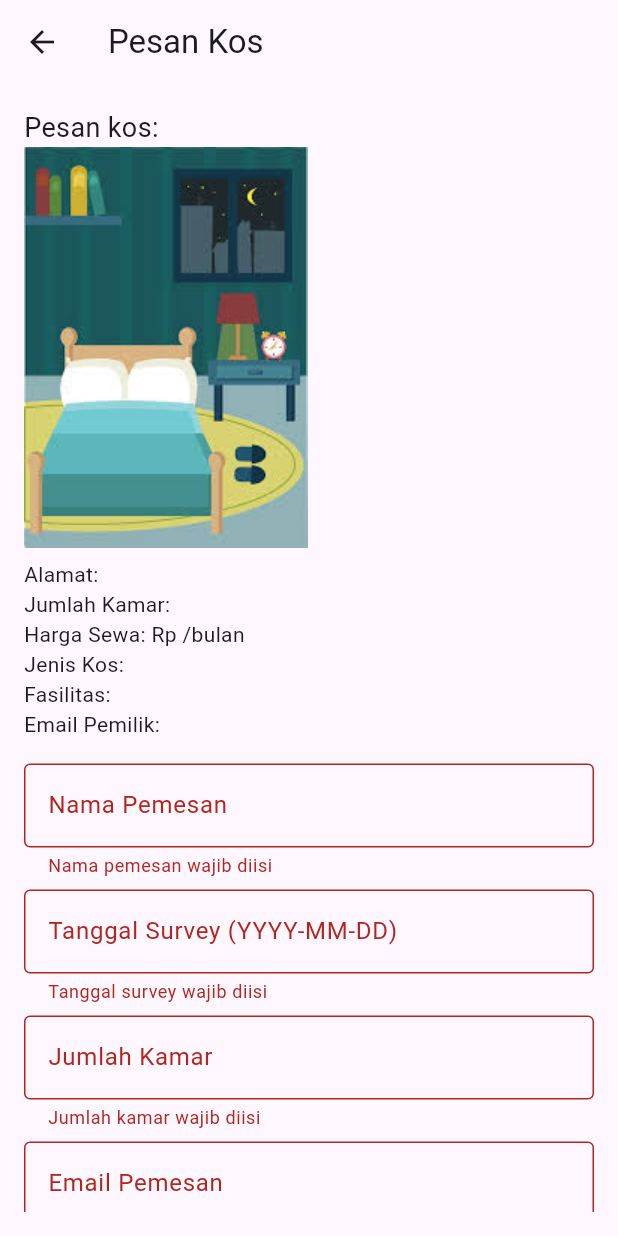
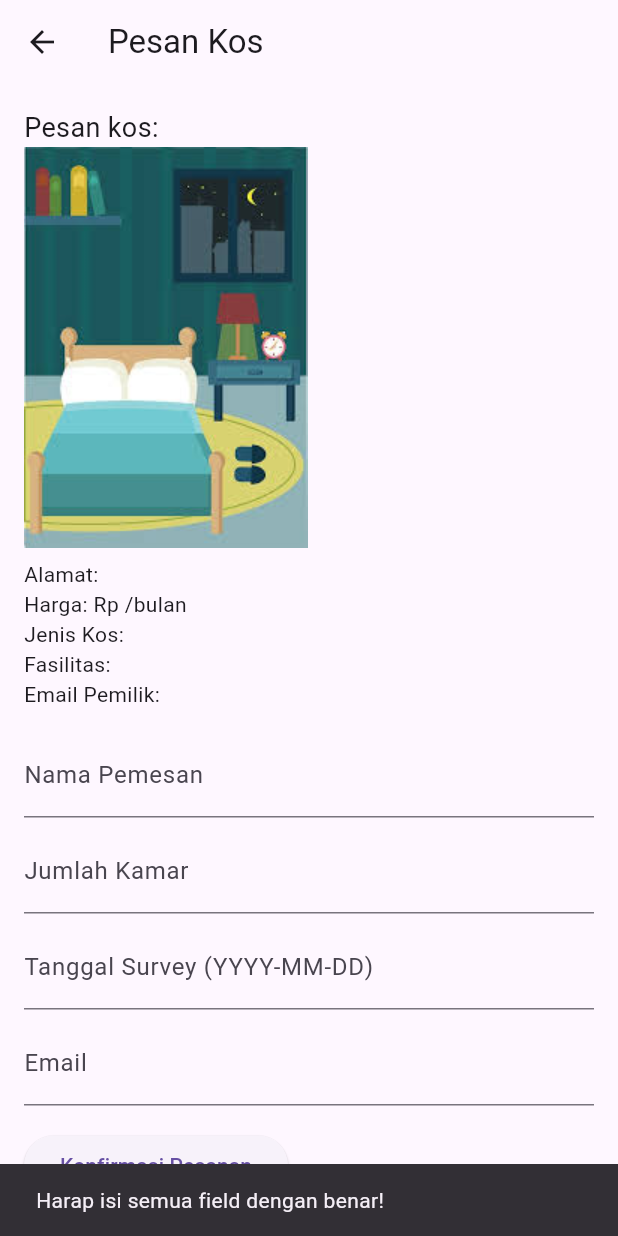
Before and after one commit to RafiRhnnn/kosanbaru, a Flutter app: the PesanScreen screen opened directly with empty values, after a tap on "Konfirmasi Pesanan", on a phone screen of 412 x 824 dp. Run offline on Flutter 3.47's test engine with Material 3 defaults, Android fonts, the phone set to English and light mode, and no system bars; our stand-ins replace bottom_navy_bar, supabase_flutter; accounts and stored records are empty.

Commit message:
pesanscreen update

```diff
--- a/lib/screens/pencarikos/pesan_screen.dart
+++ b/lib/screens/pencarikos/pesan_screen.dart
@@ -4,65 +4,67 @@ import 'package:supabase_flutter/supabase_flutter.dart';
 class PesanScreen extends StatefulWidget {
   final Map<String, dynamic> kosData;
 
-  const PesanScreen({super.key, required this.kosData});
+  const PesanScreen({
+    super.key,
+    required this.kosData,
+  });
 
   @override
   State<PesanScreen> createState() => _PesanScreenState();
 }
 
 class _PesanScreenState extends State<PesanScreen> {
-  final _formKey = GlobalKey<FormState>();
   final _namaPemesanController = TextEditingController();
+  final _jumlahKamarController = TextEditingController();
   final _tanggalSurveyController = TextEditingController();
-  final _jumlahKamarController = TextEditingController();
-  final _emailPemesanController = TextEditingController();
+  final _emailController = TextEditingController();
 
-  Future<void> _konfirmasiPesanan() async {
-    if (_formKey.currentState!.validate()) {
-      final supabase = Supabase.instance.client;
+  Future<void> _pesanKosan() async {
+    final namaPemesan = _namaPemesanController.text;
+    final jumlahKamar = int.tryParse(_jumlahKamarController.text);
+    final tanggalSurvey = _tanggalSurveyController.text;
+    final email = _emailController.text;
+
+    if (namaPemesan.isEmpty ||
+        jumlahKamar == null ||
+        tanggalSurvey.isEmpty ||
+        email.isEmpty) {
+      ScaffoldMessenger.of(context).showSnackBar(
+        const SnackBar(content: Text('Harap isi semua field dengan benar!')),
+      );
+      return;
+    }
 
     try {
-        // Kirim data ke Supabase
-        final response = await supabase.from('pesanan_kos').insert({
-          'nama_pemesan': _namaPemesanController.text,
-          'tanggal_survey': _tanggalSurveyController.text,
-          'jumlah_kamar': int.tryParse(_jumlahKamarController.text) ?? 1,
-          'email_pemesan': _emailPemesanController.text,
-          'kos_id': widget.kosData['id'], // Asumsikan kos memiliki ID
+      final response = await Supabase.instance.client.from('pesanan').insert({
+        'nama_pemesan': namaPemesan,
+        'jumlah_kamar': jumlahKamar,
+        'tanggal_survey': tanggalSurvey,
+        'email': email,
+        'nama_kos': widget.kosData['nama_kos'],
+        'alamat_kos': widget.kosData['alamat_kos'],
       });
 
-        // Debug respons untuk melihat hasil
-        print('Response: $response');
+      // Periksa apakah response gagal
+      if (response != null &&
+          response is Map &&
+          response.containsKey('error')) {
+        throw Exception(response['error']['message']);
+      }
 
-        // Tangani kasus respons sukses
-        if (response != null && response is Map<String, dynamic>) {
-          if (response.containsKey('error') && response['error'] != null) {
-            // Jika ada error dalam response
-            ScaffoldMessenger.of(context).showSnackBar(
-              SnackBar(
-                content: Text('Gagal memesan: ${response['error']['message']}'),
-              ),
-            );
-          } else {
-            // Jika berhasil tanpa error
       ScaffoldMessenger.of(context).showSnackBar(
         const SnackBar(content: Text('Pesanan berhasil dibuat!')),
       );
-            Navigator.pop(context); // Kembali ke halaman sebelumnya
-          }
-        } else {
-          // Jika respons tidak valid atau tidak terduga
+
+      // Reset form
+      _namaPemesanController.clear();
+      _jumlahKamarController.clear();
+      _tanggalSurveyController.clear();
+      _emailController.clear();
+    } catch (e) {
       ScaffoldMessenger.of(context).showSnackBar(
-            const SnackBar(
-                content: Text('Terjadi kesalahan yang tidak terduga')),
+        SnackBar(content: Text('Gagal membuat pesanan: $e')),
       );
-        }
-      } catch (e) {
-        // Menangani kesalahan lain
-        ScaffoldMessenger.of(context).showSnackBar(
-          SnackBar(content: Text('Terjadi kesalahan: $e')),
-        );
-      }
     }
   }
 
@@ -82,83 +84,43 @@ class _PesanScreenState extends State<PesanScreen> {
                   style: const TextStyle(fontSize: 18)),
               Image.asset('assets/images/kosan.jpg'),
               const SizedBox(height: 8),
-              Text('Alamat: ${widget.kosData['alamat_kos'] ?? ''}'),
-              Text('Jumlah Kamar: ${widget.kosData['jumlah_kamar'] ?? ''}'),
-              Text(
-                  'Harga Sewa: Rp ${widget.kosData['harga_sewa'] ?? ''}/bulan'),
+              Text('Alamat: ${widget.kosData['alamat_kos']}'),
+              Text('Harga: Rp ${widget.kosData['harga_sewa']}/bulan'),
               Text('Jenis Kos: ${widget.kosData['jenis_kos'] ?? ''}'),
               Text('Fasilitas: ${widget.kosData['fasilitas'] ?? ''}'),
               Text('Email Pemilik: ${widget.kosData['email_pengguna'] ?? ''}'),
               const SizedBox(height: 16),
-              Form(
-                key: _formKey,
-                child: Column(
-                  children: [
-                    TextFormField(
+              TextField(
                 controller: _namaPemesanController,
                 decoration: const InputDecoration(
                   labelText: 'Nama Pemesan',
-                        border: OutlineInputBorder(),
                 ),
-                      validator: (value) {
-                        if (value == null || value.isEmpty) {
-                          return 'Nama pemesan wajib diisi';
-                        }
-                        return null;
-                      },
               ),
               const SizedBox(height: 8),
-                    TextFormField(
+              TextField(
+                controller: _jumlahKamarController,
+                keyboardType: TextInputType.number,
+                decoration: const InputDecoration(
+                  labelText: 'Jumlah Kamar',
+                ),
+              ),
+              const SizedBox(height: 8),
+              TextField(
                 controller: _tanggalSurveyController,
                 decoration: const InputDecoration(
                   labelText: 'Tanggal Survey (YYYY-MM-DD)',
-                        border: OutlineInputBorder(),
                 ),
-                      validator: (value) {
-                        if (value == null || value.isEmpty) {
-                          return 'Tanggal survey wajib diisi';
-                        }
-                        return null;
-                      },
               ),
               const SizedBox(height: 8),
-                    TextFormField(
-                      controller: _jumlahKamarController,
+              TextField(
+                controller: _emailController,
                 decoration: const InputDecoration(
-                        labelText: 'Jumlah Kamar',
-                        border: OutlineInputBorder(),
-                      ),
-                      keyboardType: TextInputType.number,
-                      validator: (value) {
-                        if (value == null || value.isEmpty) {
-                          return 'Jumlah kamar wajib diisi';
-                        }
-                        return null;
-                      },
-                    ),
-                    const SizedBox(height: 8),
-                    TextFormField(
-                      controller: _emailPemesanController,
-                      decoration: const InputDecoration(
-                        labelText: 'Email Pemesan',
-                        border: OutlineInputBorder(),
-                      ),
-                      validator: (value) {
-                        if (value == null || value.isEmpty) {
-                          return 'Email pemesan wajib diisi';
-                        }
-                        if (!RegExp(r'^[^@]+@[^@]+\.[^@]+').hasMatch(value)) {
-                          return 'Email tidak valid';
-                        }
-                        return null;
-                      },
-                    ),
-                  ],
+                  labelText: 'Email',
                 ),
               ),
               const SizedBox(height: 16),
               ElevatedButton(
-                onPressed: _konfirmasiPesanan,
+                onPressed: _pesanKosan,
                 child: const Text('Konfirmasi Pesanan'),
               ),
             ],
@@ -167,13 +129,4 @@ class _PesanScreenState extends State<PesanScreen> {
       ),
     );
   }
-
-  @override
-  void dispose() {
-    _namaPemesanController.dispose();
-    _tanggalSurveyController.dispose();
-    _jumlahKamarController.dispose();
-    _emailPemesanController.dispose();
-    super.dispose();
 }
-}
```
Lines whose indentation alone changed are shown as unchanged.
